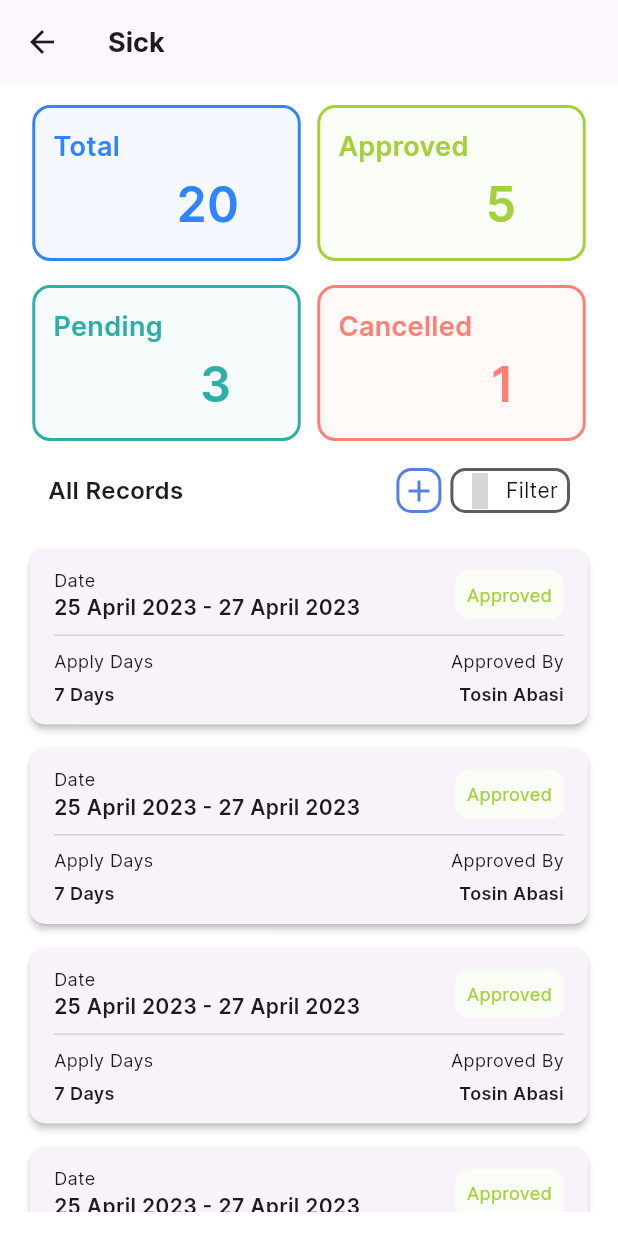
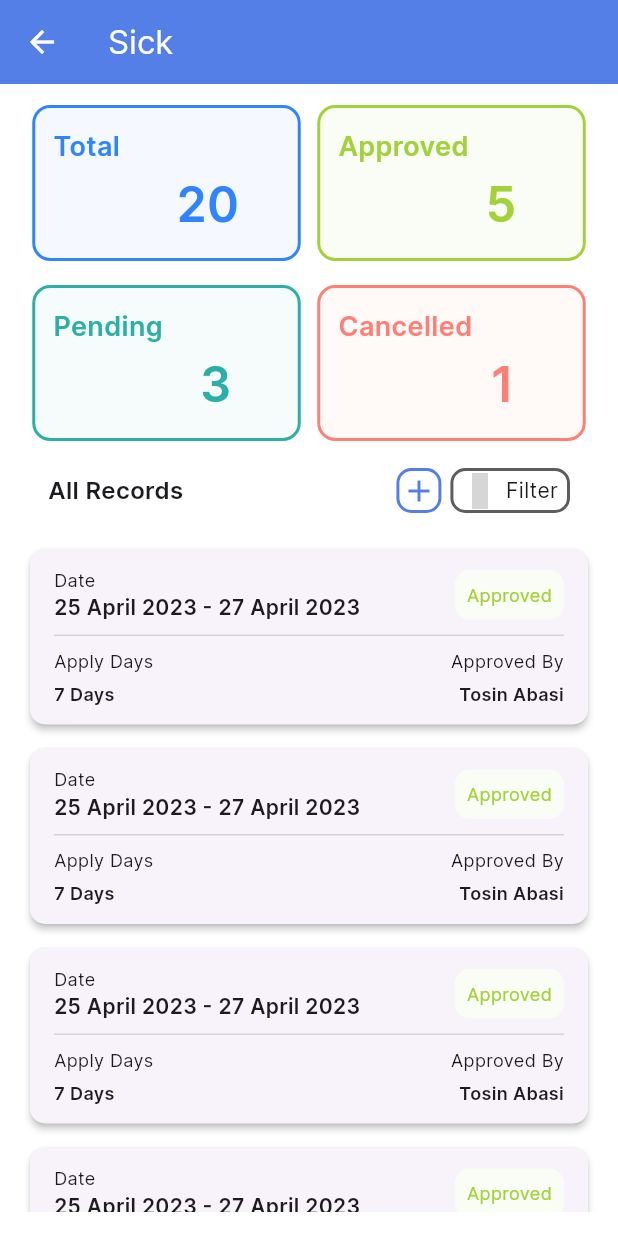
Before and after one commit to exfarnanda1945/employee-system-prototype, a Flutter app: the screen it shows after launch, on a phone screen of 412 x 824 dp. Run offline on Flutter 3.47's test engine with Material 3 defaults, Android fonts, the phone set to English and light mode, and no system bars; our stand-ins replace dotted_border, flutter_easyloading, geolocator, go_router, google_maps_flutter, material_symbols_icons and 1 more; missing offline and left inert: network_info_plus; grey boxes are pictures that could not be loaded.

Commit message:
fix: sick screen

```diff
--- a/lib/screens/sick/sick-screen.dart
+++ b/lib/screens/sick/sick-screen.dart
@@ -2,6 +2,7 @@ import 'package:employee_system_prototype/utils/colors.dart';
 import 'package:employee_system_prototype/widget/cards/approval-counter-card.dart';
 import 'package:employee_system_prototype/widget/cards/approval-item-card.dart';
 import 'package:flutter/material.dart';
+import 'package:go_router/go_router.dart';
 import 'package:material_symbols_icons/symbols.dart';
 
 class SickScreen extends StatelessWidget {
@@ -14,8 +15,9 @@ class SickScreen extends StatelessWidget {
       appBar: AppBar(
         title: const Text(
           "Sick",
-          style: TextStyle(fontWeight: FontWeight.w700, fontSize: 18),
         ),
+        backgroundColor: blueberry,
+        foregroundColor: Colors.white,
       ),
       body: Padding(
         padding: const EdgeInsets.all(16),
@@ -36,7 +38,11 @@ class SickScreen extends StatelessWidget {
                   ),
                   Row(
                     children: [
-                      Container(
+                      GestureDetector(
+                        onTap: () {
+                          context.pushNamed("sick-add-edit");
+                        },
+                        child: Container(
                           width: 30,
                           height: 30,
                           decoration: BoxDecoration(
@@ -46,6 +52,7 @@ class SickScreen extends StatelessWidget {
                           child: const Icon(
                             Icons.add,
                             color: blueberry,
+                          ),
                         ),
                       ),
                       const SizedBox(
```
Lines whose indentation alone changed are shown as unchanged.
